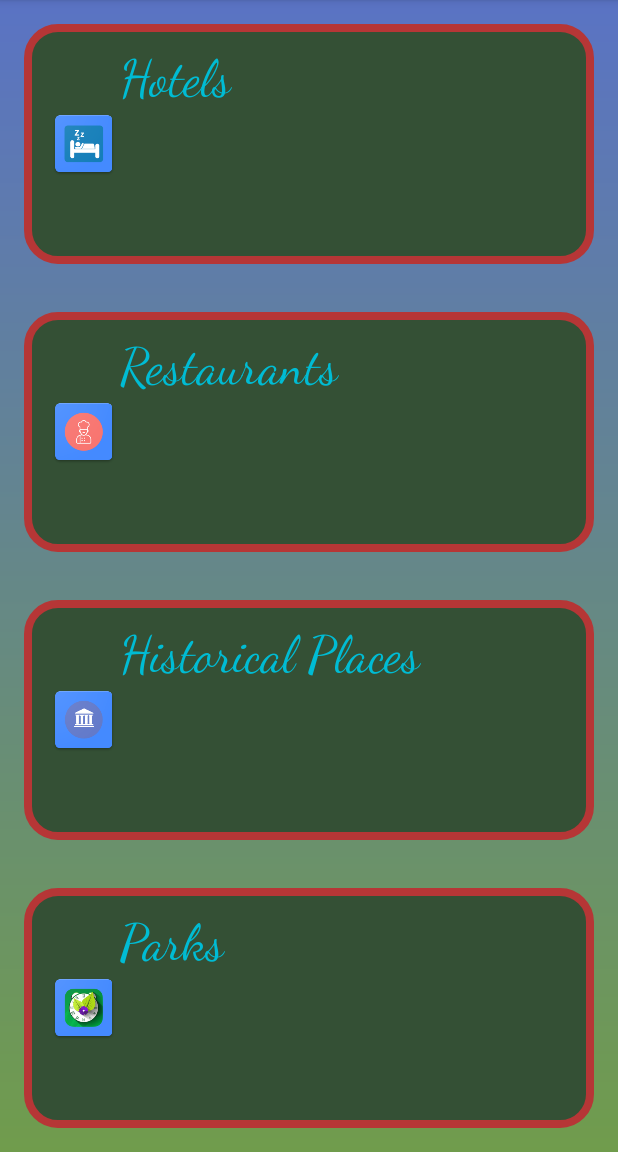
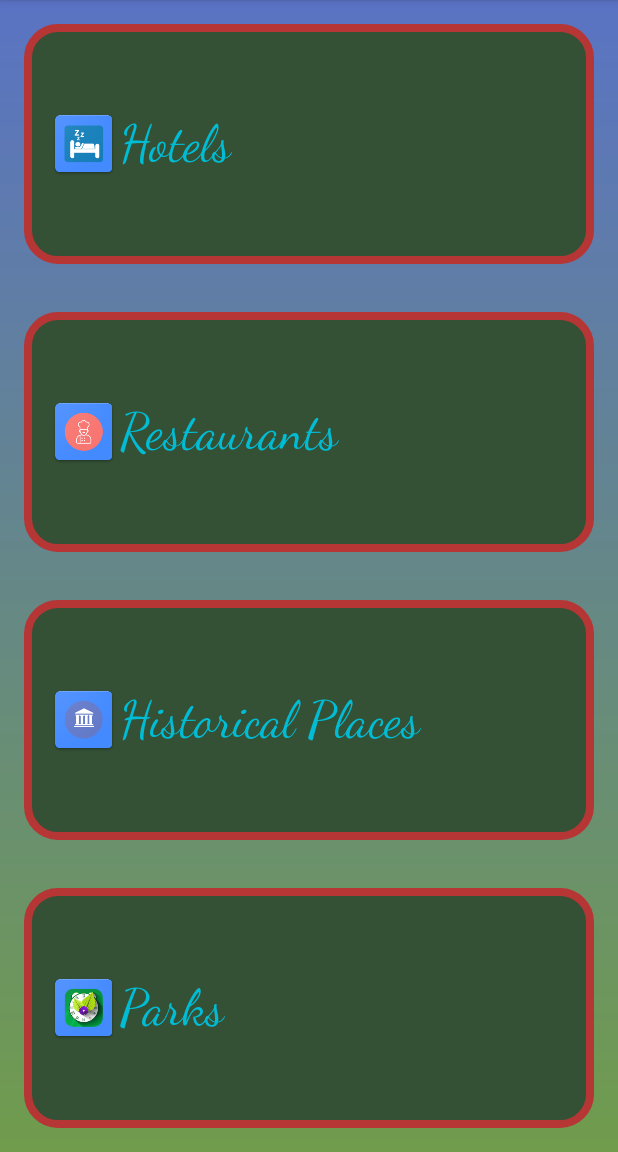
Before and after one commit to abbasm559/DhakaCityGuide, an Android app: the screen it shows after launch (MainActivity), on a phone screen of 412 x 824 dp, the part 84-1236 px from its top. Run offline under Robolectric (Android 15) with nearby library versions, the phone set to English and light mode, and no system bars.

Commit message:
fixed some views

```diff
--- a/app/src/main/res/layout-land/content_main.xml
+++ b/app/src/main/res/layout-land/content_main.xml
@@ -25,6 +25,7 @@
             android:background="@drawable/frame_bg">
 
             <TextView
+                android:gravity="center_vertical"
                 android:id="@+id/tv_hotels"
                 style="@style/categoryStyle"
                 android:layout_width="match_parent"
@@ -45,6 +46,7 @@
             android:background="@drawable/frame_bg">
 
             <TextView
+                android:gravity="center_vertical"
                 android:id="@+id/tv_restaurants"
                 style="@style/categoryStyle"
                 android:layout_width="match_parent"
@@ -72,6 +74,7 @@
             android:background="@drawable/frame_bg">
 
             <TextView
+                android:gravity="center_vertical"
                 android:id="@+id/tv_tourist"
                 style="@style/categoryStyle"
                 android:layout_width="match_parent"
@@ -92,6 +95,7 @@
             android:background="@drawable/frame_bg">
 
             <TextView
+                android:gravity="center_vertical"
                 android:id="@+id/tv_parks"
                 style="@style/categoryStyle"
                 android:layout_width="match_parent"
--- a/app/src/main/res/layout/content_main.xml
+++ b/app/src/main/res/layout/content_main.xml
@@ -21,6 +21,7 @@
         >
 
         <TextView
+            android:gravity="center_vertical"
             android:id="@+id/tv_hotels"
             style="@style/categoryStyle"
             android:layout_width="match_parent"
@@ -42,6 +43,7 @@
         >
 
         <TextView
+            android:gravity="center_vertical"
             android:layout_gravity="center_vertical"
             android:layout_width="match_parent"
             android:layout_height="match_parent"
@@ -63,6 +65,7 @@
         >
 
         <TextView
+            android:gravity="center_vertical"
             android:layout_gravity="center_vertical"
             android:id="@+id/tv_tourist"
             style="@style/categoryStyle"
@@ -84,6 +87,7 @@
         >
 
         <TextView
+            android:gravity="center_vertical"
             android:layout_gravity="center_vertical"
             android:layout_width="match_parent"
             android:layout_height="match_parent"
```
